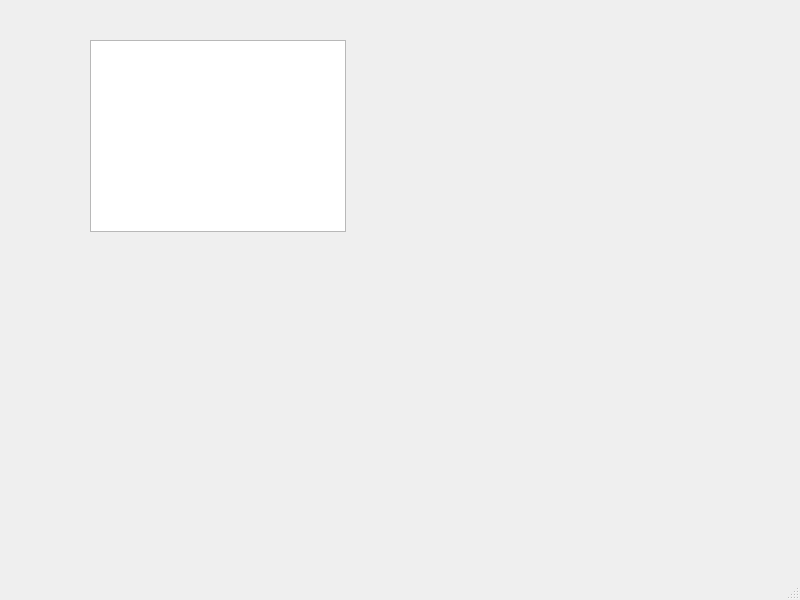
The window that Codigo/Juego1/mainwindow.ui (santiagov01/Proyecto-Final) describes before a commit, drawn with Qt 5.
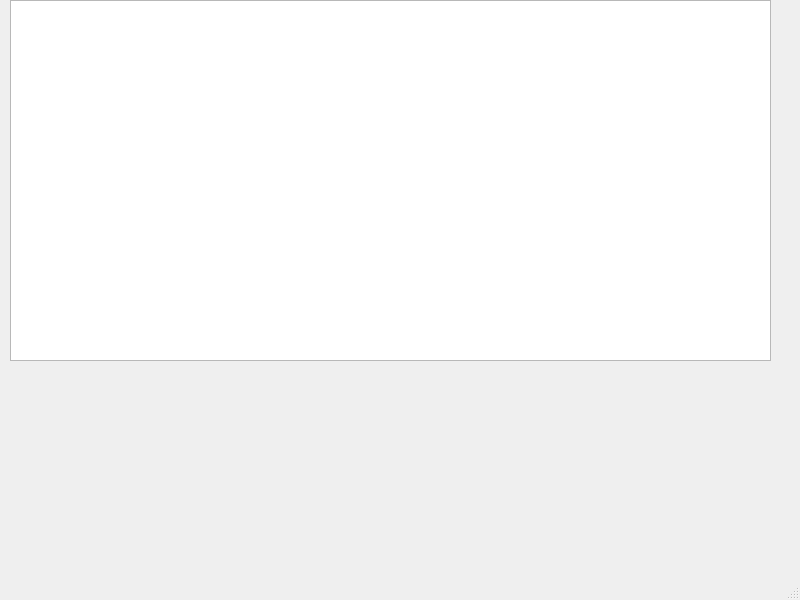
The same window after the commit.

The edit to the form file:
```diff
--- a/Codigo/Juego1/mainwindow.ui
+++ b/Codigo/Juego1/mainwindow.ui
@@ -17,10 +17,10 @@
    <widget class="QGraphicsView" name="graphicsView">
     <property name="geometry">
      <rect>
-      <x>90</x>
-      <y>40</y>
-      <width>256</width>
-      <height>192</height>
+      <x>10</x>
+      <y>0</y>
+      <width>761</width>
+      <height>361</height>
      </rect>
     </property>
    </widget>
```
